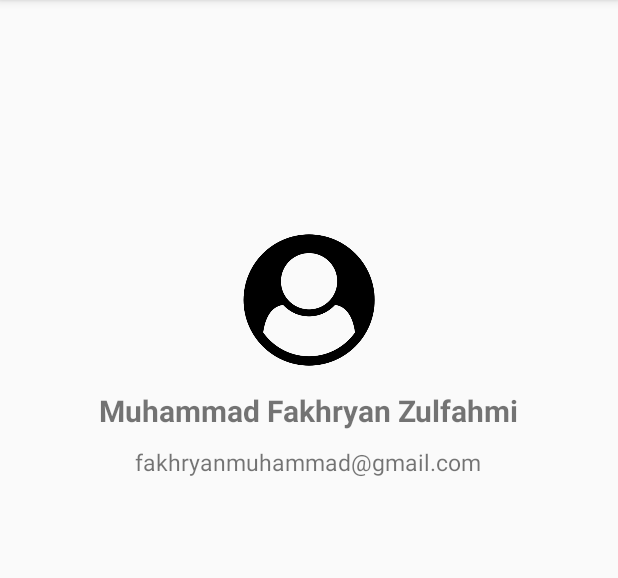
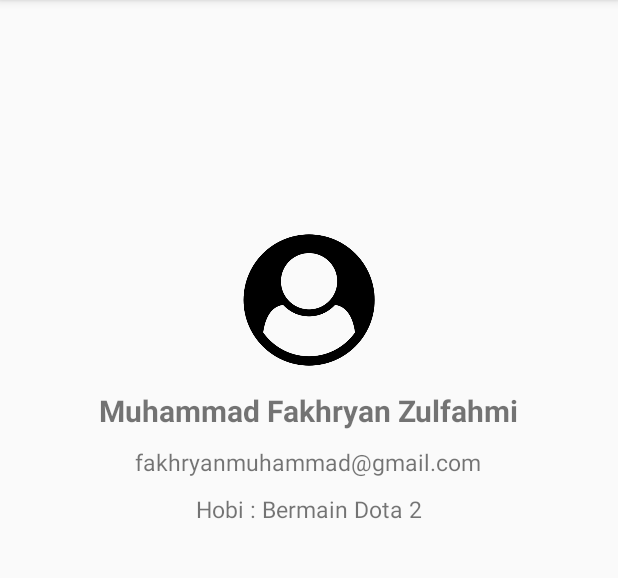
Before and after one commit to FakhryanZ/SimpleAndroidApp, an Android app: the AboutMe screen opened directly, with no data from a screen before it, on a phone screen of 412 x 824 dp, the part 84-662 px from its top. Run offline under Robolectric (Android 15) with nearby library versions, the phone set to English and light mode, and no system bars; our stand-ins replace CircleImageView.

Commit message:
update activity_about_me.xml
add text view

```diff
--- a/app/src/main/res/layout/activity_about_me.xml
+++ b/app/src/main/res/layout/activity_about_me.xml
@@ -33,4 +33,13 @@
         android:layout_marginTop="10dp"
         />
 
+    <TextView
+        android:layout_width="wrap_content"
+        android:layout_height="wrap_content"
+        android:text="Hobi : Bermain Dota 2"
+        android:textSize="15sp"
+        android:layout_gravity="center"
+        android:layout_marginTop="10dp"
+        />
+
 </LinearLayout>
```
